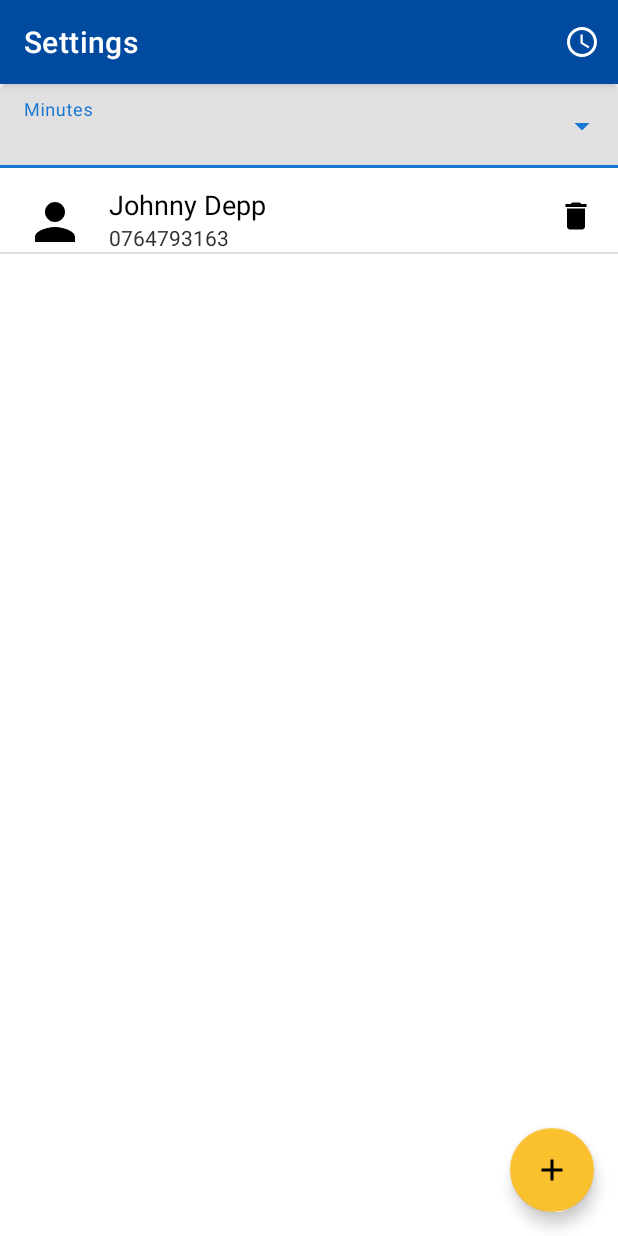
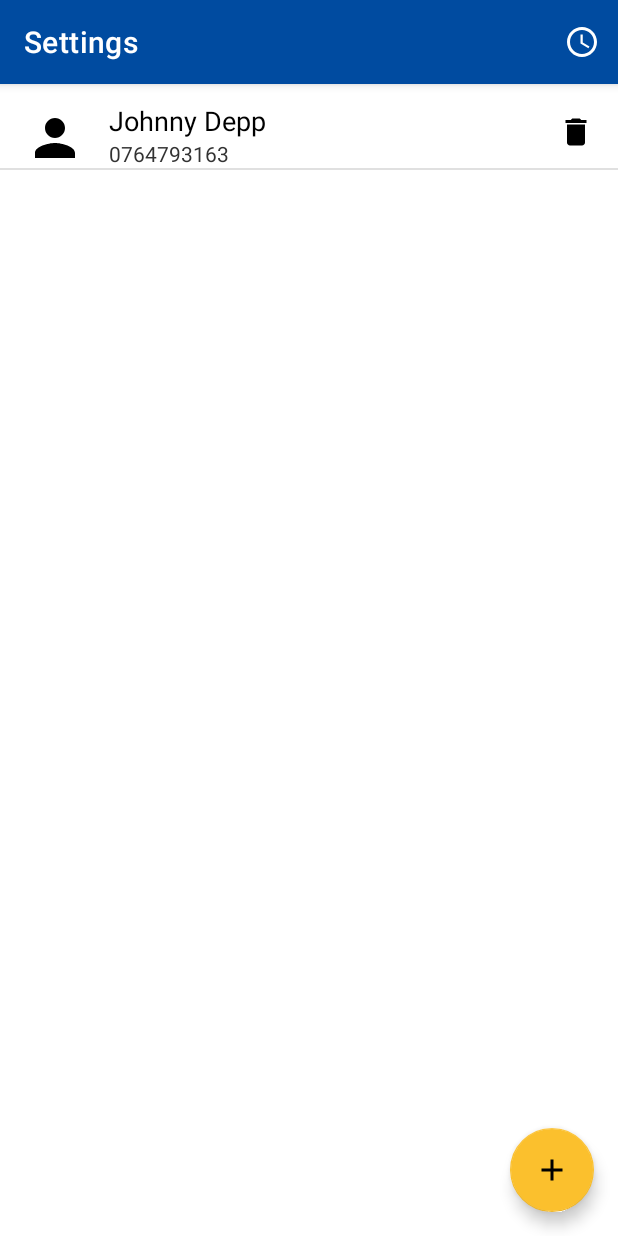
Before and after one commit to gabiionut/falldetection, an Android app: the Settings screen opened directly, with no data from a screen before it, on a phone screen of 412 x 824 dp. Run offline under Robolectric (Android 15) with nearby library versions, the light colour scheme and no system bars.

Commit message:
Remove time dropdown

```diff
--- a/app/src/main/java/com/pig/falldetection/MyListAdapter.java
+++ b/app/src/main/java/com/pig/falldetection/MyListAdapter.java
@@ -35,7 +35,6 @@ public class MyListAdapter extends ArrayAdapter<ListItem> {
         View rowView=inflater.inflate(R.layout.phone_list, null,true);
 
         TextView titleText = rowView.findViewById(R.id.label);
-        ImageView imageView = rowView.findViewById(R.id.list_icon3);
         TextView subtitleText =  rowView.findViewById(R.id.mtrl_list_item_secondary_text);
         ImageButton deleteButton = rowView.findViewById(R.id.delete_btn);
 
@@ -52,7 +51,6 @@ public class MyListAdapter extends ArrayAdapter<ListItem> {
         });
 
         titleText.setText(listItems.get(position).name);
-        imageView.setImageResource(R.drawable.ic_person_black_24dp);
         subtitleText.setText(listItems.get(position).phone);
 
         return rowView;
--- a/app/src/main/java/com/pig/falldetection/Settings.java
+++ b/app/src/main/java/com/pig/falldetection/Settings.java
@@ -3,13 +3,10 @@ package com.pig.falldetection;
 import android.graphics.Color;
 import android.graphics.drawable.ColorDrawable;
 import android.os.Bundle;
-import android.text.InputType;
 import android.util.Log;
 import android.view.Menu;
 import android.view.MenuItem;
 import android.view.View;
-import android.widget.ArrayAdapter;
-import android.widget.AutoCompleteTextView;
 import android.widget.LinearLayout;
 import android.widget.ListView;
 
@@ -32,20 +29,16 @@ public class Settings extends AppCompatActivity {
 
     private String name = "";
     private String phone = "";
-    String[] COUNTRIES = new String[] {"5 min", "10 min", "15 min", "20 min"};
 
     @Override
     protected void onCreate(Bundle savedInstanceState) {
         super.onCreate(savedInstanceState);
         setContentView(R.layout.settings);
         setActionBarColor();
-        setDropdownTypeNull();
         listItems = State.instance.getState();
         fab = findViewById(R.id.fab);
 
         MyListAdapter adapter = getMyListAdapter();
-
-        setDropdownAdapter();
 
         fab.setOnClickListener((View v) -> {
             LinearLayout phoneInputLayout = (LinearLayout) getLayoutInflater().inflate(R.layout.phone_input,  null);
@@ -77,18 +70,6 @@ public class Settings extends AppCompatActivity {
         return adapter;
     }
 
-    private void setDropdownAdapter() {
-        ArrayAdapter<String> dropdownAdapter =
-                new ArrayAdapter<>(
-                        getApplicationContext(),
-                        R.layout.dropdown_menu_popup_item,
-                        COUNTRIES);
-
-        AutoCompleteTextView editTextFilledExposedDropdown =
-                findViewById(R.id.filled_exposed_dropdown);
-        editTextFilledExposedDropdown.setAdapter(dropdownAdapter);
-    }
-
     private void setActionBarColor() {
         ActionBar actionBar;
         actionBar = getSupportActionBar();
@@ -98,13 +79,6 @@ public class Settings extends AppCompatActivity {
 
         actionBar.setBackgroundDrawable(colorDrawable);
     }
-
-    public void setDropdownTypeNull()
-    {
-        AutoCompleteTextView dropdown = findViewById(R.id.filled_exposed_dropdown);
-        dropdown.setInputType(InputType.TYPE_NULL);
-    }
-
 
     @Override
     public boolean onCreateOptionsMenu(Menu menu) {
--- a/app/src/main/res/layout/phone_list.xml
+++ b/app/src/main/res/layout/phone_list.xml
@@ -6,17 +6,7 @@
     android:layout_height="wrap_content">
 
     <ImageView
-        android:id="@+id/list_icon5"
-        android:layout_width="wrap_content"
-        android:layout_height="wrap_content"
-        android:layout_alignParentEnd="true"
-        android:layout_marginStart="16dp"
-        android:layout_marginEnd="72dp"
-        android:layout_marginBottom="16dp"
-        android:tint="@android:color/white" />
-
-    <ImageView
-        android:id="@+id/list_icon3"
+        android:id="@+id/person_icon"
         android:layout_width="40dp"
         android:layout_height="40dp"
         android:layout_alignParentTop="true"
@@ -26,19 +16,6 @@
         android:layout_marginEnd="355dp"
         android:layout_marginBottom="16dp"
         app:srcCompat="@drawable/ic_person_black_24dp" />
-
-    <ImageView
-        android:id="@+id/list_icon4"
-        android:layout_width="wrap_content"
-        android:layout_height="wrap_content"
-        android:layout_alignParentEnd="true"
-        android:layout_marginStart="16dp"
-        android:layout_marginEnd="16dp"
-        android:layout_marginBottom="16dp"
-        android:clickable="true"
-        android:focusable="true"
-        android:tint="@android:color/white" />
-
 
     <LinearLayout
         android:layout_width="216dp"
--- a/app/src/main/res/layout/settings.xml
+++ b/app/src/main/res/layout/settings.xml
@@ -2,31 +2,15 @@
 <androidx.constraintlayout.widget.ConstraintLayout
     xmlns:android="http://schemas.android.com/apk/res/android"
     xmlns:app="http://schemas.android.com/apk/res-auto"
-    xmlns:tools="http://schemas.android.com/tools"
     android:layout_width="match_parent"
     android:layout_height="match_parent">
-
-    <com.google.android.material.textfield.TextInputLayout
-        android:id="@+id/dropdown_menu"
-        style="@style/DropdownStyle"
-        android:layout_width="match_parent"
-        android:layout_height="wrap_content"
-        android:hint="Minutes"
-        app:layout_constraintTop_toTopOf="parent">
-
-        <AutoCompleteTextView
-            android:id="@+id/filled_exposed_dropdown"
-            android:layout_width="match_parent"
-            android:layout_height="wrap_content" />
-
-    </com.google.android.material.textfield.TextInputLayout>
 
     <ListView
         android:id="@+id/list"
         android:layout_width="match_parent"
         android:layout_height="0dp"
         app:layout_constraintBottom_toBottomOf="parent"
-        app:layout_constraintTop_toBottomOf="@+id/dropdown_menu"
+        app:layout_constraintTop_toTopOf="parent"
         app:layout_constraintVertical_bias="0.050000012" />
 
     <com.google.android.material.floatingactionbutton.FloatingActionButton
```
